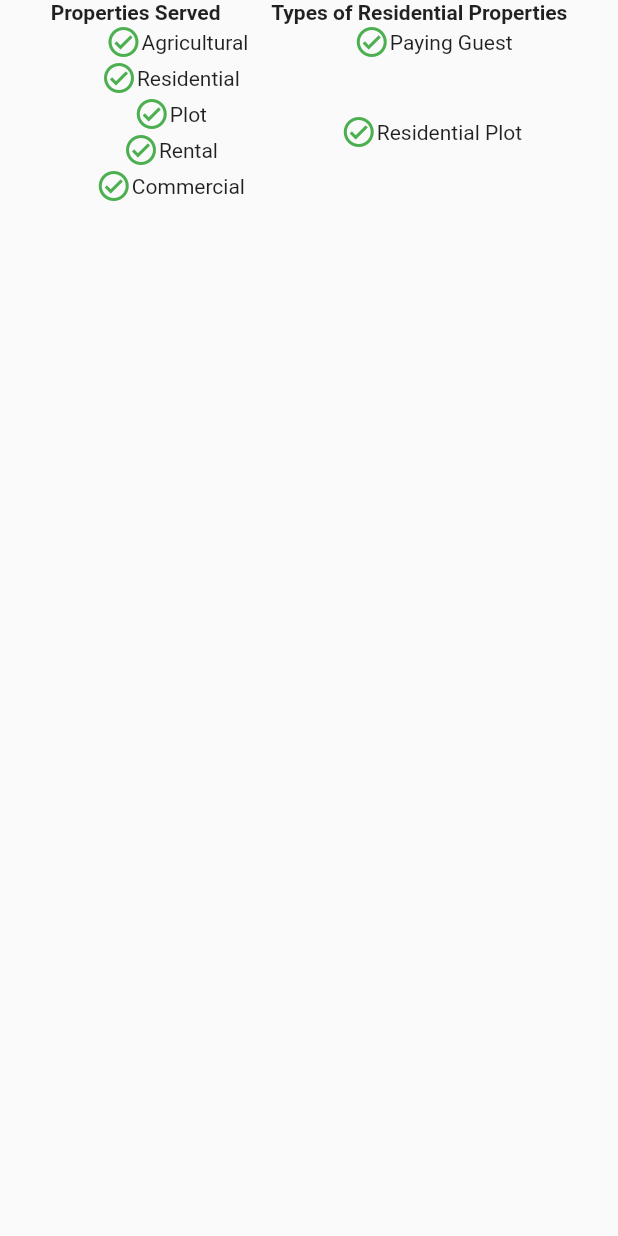
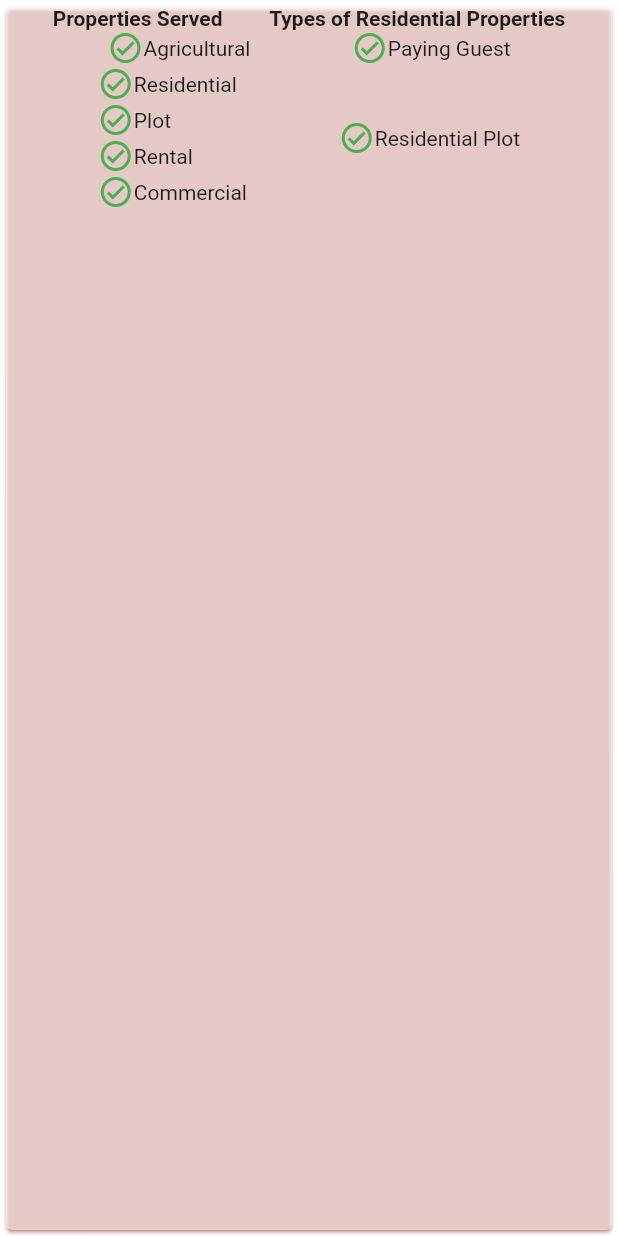
Before and after one commit to Avinash696/property, a Flutter app: the FootterPage screen opened by its route, on a phone screen of 412 x 824 dp. Run offline on Flutter 3.47's test engine with Material 2 defaults, Android fonts, the phone set to English and light mode, and no system bars; our stand-ins replace get.

Commit message:
working fine footer

```diff
--- a/lib/screens/FootterPage.dart
+++ b/lib/screens/FootterPage.dart
@@ -6,8 +6,10 @@ class FootterPage extends StatelessWidget {
 
   @override
   Widget build(BuildContext context) {
-    return Scaffold(
-      body: Column(children: [
+    return Card(
+      shadowColor: Colors.red,
+      color: Colors.white54,
+      child: Column(children: [
         Row(
           mainAxisAlignment: MainAxisAlignment.spaceEvenly,
           children: [
@@ -41,6 +43,8 @@ class FootterPage extends StatelessWidget {
           children: [
             SizedBox(
               child: Column(
+                mainAxisAlignment: MainAxisAlignment.start,
+                crossAxisAlignment: CrossAxisAlignment.start,
                 children: [
                   Row(
                     children: [
```
